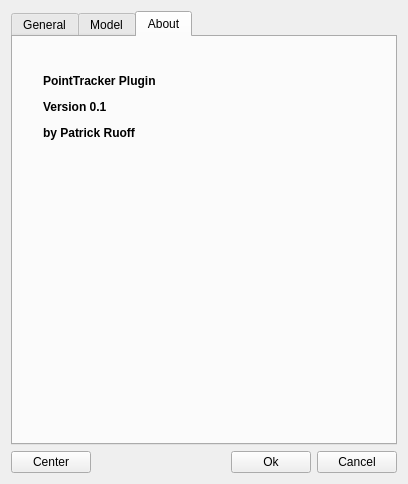
Before: the Qt Designer form FTNoIR_Tracker_PT/FTNoIR_PT_Controls.ui in opentrack/opentrack, drawn with Qt 5.
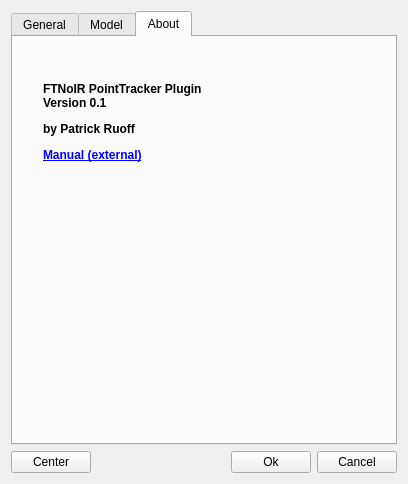
After: the same form once the commit is applied. The open tabs and pages were chosen to show the change. Icons and pictures are not drawn.

Diff of the .ui file:
```diff
--- a/FTNoIR_Tracker_PT/FTNoIR_PT_Controls.ui
+++ b/FTNoIR_Tracker_PT/FTNoIR_PT_Controls.ui
@@ -730,18 +730,21 @@
         <rect>
          <x>30</x>
          <y>30</y>
-         <width>131</width>
-         <height>81</height>
+         <width>161</width>
+         <height>111</height>
         </rect>
        </property>
        <property name="text">
-        <string>&lt;html&gt;&lt;head/&gt;&lt;body&gt;&lt;p&gt;&lt;span style=&quot; font-weight:600;&quot;&gt;PointTracker Plugin &lt;/span&gt;&lt;/p&gt;&lt;p&gt;&lt;span style=&quot; font-weight:600;&quot;&gt;Version 0.1&lt;/span&gt;&lt;/p&gt;&lt;p&gt;&lt;span style=&quot; font-weight:600;&quot;&gt;by Patrick Ruoff&lt;/span&gt;&lt;/p&gt;&lt;/body&gt;&lt;/html&gt;</string>
+        <string>&lt;html&gt;&lt;head/&gt;&lt;body&gt;&lt;p&gt;&lt;span style=&quot; font-weight:600;&quot;&gt;FTNoIR PointTracker Plugin&lt;br/&gt;Version 0.1&lt;/span&gt;&lt;/p&gt;&lt;p&gt;&lt;span style=&quot; font-weight:600;&quot;&gt;by Patrick Ruoff&lt;/span&gt;&lt;/p&gt;&lt;p&gt;&lt;a href=&quot;http://ftnoirpt.sourceforge.net/&quot;&gt;&lt;span style=&quot; font-weight:600; text-decoration: underline; color:#0000ff;&quot;&gt;Manual (external)&lt;/span&gt;&lt;/a&gt;&lt;/p&gt;&lt;/body&gt;&lt;/html&gt;</string>
+       </property>
+       <property name="openExternalLinks">
+        <bool>true</bool>
        </property>
       </widget>
       <widget class="QLabel" name="label_35">
        <property name="geometry">
         <rect>
-         <x>170</x>
+         <x>200</x>
          <y>30</y>
          <width>141</width>
          <height>141</height>
```
Left out of the diff: 2 changed lines with no effect on the pictures.
